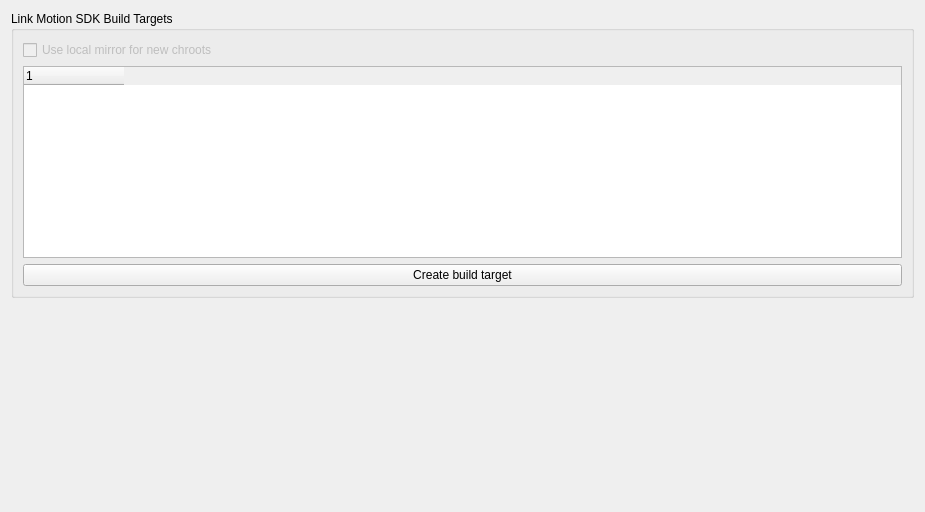
Qt form src/lmbaseplugin/lmsettingstargetwidget.ui (tjyrinki/qtcreator-plugin-linkmotion) before a commit.
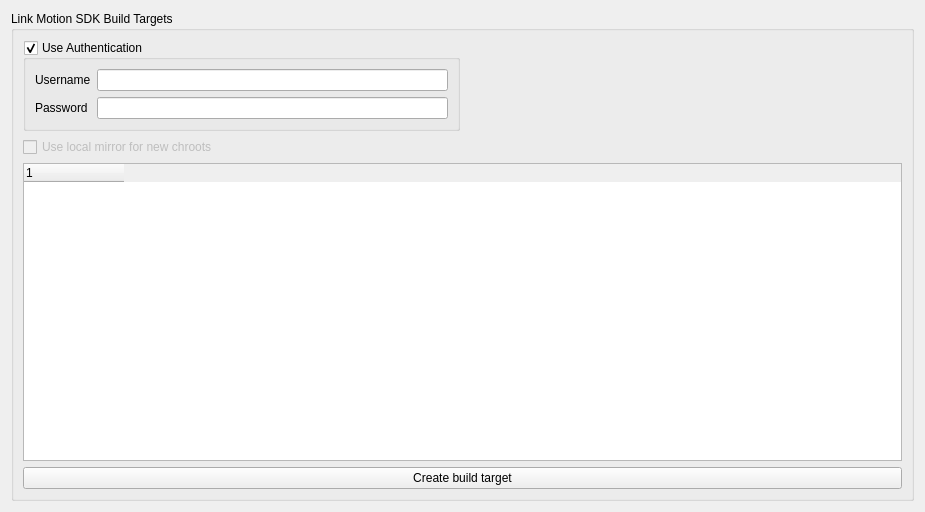
The same form after that commit.

Commit message: LM-8425 Support basic auth on the image repository

Diff of the .ui file:
```diff
--- a/src/lmbaseplugin/lmsettingstargetwidget.ui
+++ b/src/lmbaseplugin/lmsettingstargetwidget.ui
@@ -19,8 +19,63 @@
      <property name="title">
       <string>Link Motion SDK Build Targets</string>
      </property>
-     <layout class="QVBoxLayout" name="verticalLayout">
-      <item>
+     <layout class="QGridLayout" name="gridLayout">
+      <item row="0" column="0">
+       <widget class="QGroupBox" name="groupBoxAuth">
+        <property name="title">
+         <string>Use Authentication</string>
+        </property>
+        <property name="checkable">
+         <bool>true</bool>
+        </property>
+        <layout class="QFormLayout" name="formLayout">
+         <item row="0" column="0">
+          <widget class="QLabel" name="label">
+           <property name="text">
+            <string>Username</string>
+           </property>
+           <property name="buddy">
+            <cstring>lineEditUser</cstring>
+           </property>
+          </widget>
+         </item>
+         <item row="0" column="1">
+          <widget class="QLineEdit" name="lineEditUser">
+           <property name="sizePolicy">
+            <sizepolicy hsizetype="Expanding" vsizetype="Fixed">
+             <horstretch>0</horstretch>
+             <verstretch>0</verstretch>
+            </sizepolicy>
+           </property>
+          </widget>
+         </item>
+         <item row="1" column="0">
+          <widget class="QLabel" name="label_2">
+           <property name="text">
+            <string>Password</string>
+           </property>
+           <property name="buddy">
+            <cstring>lineEditPass</cstring>
+           </property>
+          </widget>
+         </item>
+         <item row="1" column="1">
+          <widget class="QLineEdit" name="lineEditPass">
+           <property name="sizePolicy">
+            <sizepolicy hsizetype="Expanding" vsizetype="Fixed">
+             <horstretch>0</horstretch>
+             <verstretch>0</verstretch>
+            </sizepolicy>
+           </property>
+           <property name="echoMode">
+            <enum>QLineEdit::Password</enum>
+           </property>
+          </widget>
+         </item>
+        </layout>
+       </widget>
+      </item>
+      <item row="1" column="0">
        <widget class="QCheckBox" name="checkBoxLocalMirror">
         <property name="enabled">
          <bool>false</bool>
@@ -30,7 +85,20 @@
         </property>
        </widget>
       </item>
-      <item>
+      <item row="0" column="1">
+       <spacer name="horizontalSpacer">
+        <property name="orientation">
+         <enum>Qt::Horizontal</enum>
+        </property>
+        <property name="sizeHint" stdset="0">
+         <size>
+          <width>421</width>
+          <height>20</height>
+         </size>
+        </property>
+       </spacer>
+      </item>
+      <item row="2" column="0" colspan="2">
        <widget class="QTreeWidget" name="treeWidgetClickTargets">
         <property name="editTriggers">
          <set>QAbstractItemView::NoEditTriggers</set>
@@ -51,7 +119,7 @@
         </column>
        </widget>
       </item>
-      <item>
+      <item row="3" column="0" colspan="2">
        <widget class="QPushButton" name="pushButtonCreateClickTarget">
         <property name="text">
          <string>Create build target</string>
@@ -61,19 +129,6 @@
      </layout>
     </widget>
    </item>
-   <item>
-    <spacer name="verticalSpacer">
-     <property name="orientation">
-      <enum>Qt::Vertical</enum>
-     </property>
-     <property name="sizeHint" stdset="0">
-      <size>
-       <width>20</width>
-       <height>40</height>
-      </size>
-     </property>
-    </spacer>
-   </item>
   </layout>
  </widget>
  <resources/>
```
The commit also changes 11 other files.
